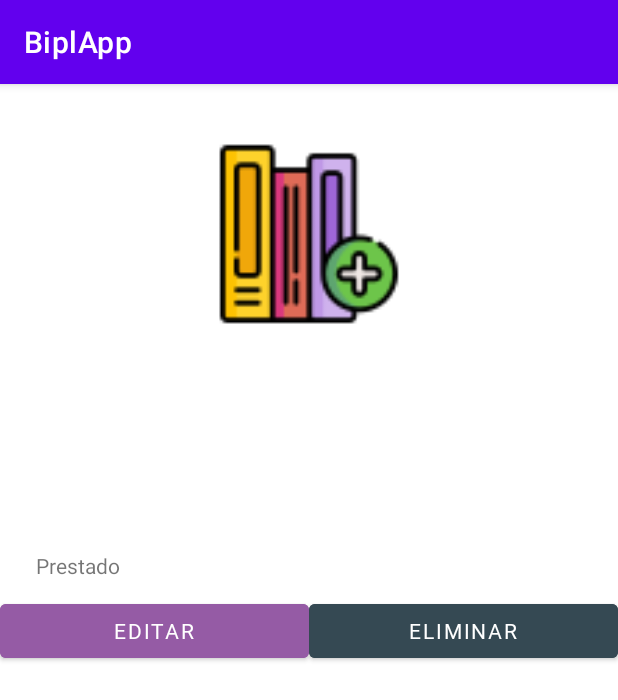
After one commit to jesanbrito/BiplApp, an Android app: the ActivityDetailBook screen opened directly, with no data from a screen before it, on a phone screen of 412 x 824 dp. The commit adds this screen. Shown: the top 700 px of the screen. Run offline under Robolectric (Android 15) with nearby library versions, the phone set to English and light mode, and no system bars; our stand-ins replace data binding; Roboto replaces fonts that are not available here; 1 statement that could not run was skipped.

Commit message:
Detalles del Libro

```diff
--- /dev/null
+++ b/app/src/main/java/co/edu/unab/tas/ejuab/biplapp/ActivityDetailBook.java
@@ -0,0 +1,17 @@
+ package co.edu.unab.tas.ejuab.biplapp;
+
+import androidx.appcompat.app.AppCompatActivity;
+import androidx.databinding.DataBindingUtil;
+
+import android.os.Bundle;
+
+import co.edu.unab.tas.ejuab.biplapp.view.activity.ActivityBookListAdmin;
+
+ public class ActivityDetailBook extends AppCompatActivity {
+
+    @Override
+    protected void onCreate(Bundle savedInstanceState) {
+        super.onCreate(savedInstanceState);
+        DataBindingUtil.setContentView(ActivityDetailBook.this,R.layout.activity_detail_book);
+    }
+}
--- a/app/src/main/java/co/edu/unab/tas/ejuab/biplapp/view/activity/ActivityAddBook.java
+++ b/app/src/main/java/co/edu/unab/tas/ejuab/biplapp/view/activity/ActivityAddBook.java
@@ -46,6 +46,7 @@ public class ActivityAddBook extends AppCompatActivity {
         super.onCreate(savedInstanceState);
 
         BookViewModel viewModel = new ViewModelProvider(ActivityAddBook.this).get(BookViewModel.class);
+        Book myBook  = (Book) getIntent().getSerializableExtra("book");
         activityAddBookBinding = DataBindingUtil.setContentView(ActivityAddBook.this, R.layout.activity_add_book);
 
         String[] textCategory = getResources().getStringArray(R.array.categorys);
--- /dev/null
+++ b/app/src/main/res/layout/activity_detail_book.xml
@@ -0,0 +1,108 @@
+<?xml version="1.0" encoding="utf-8"?>
+<layout xmlns:android="http://schemas.android.com/apk/res/android"
+    xmlns:app="http://schemas.android.com/apk/res-auto"
+    xmlns:tools="http://schemas.android.com/tools"
+    xmlns:bind="http://schemas.android.com/apk/res-auto">
+
+    <data>
+        <variable name="book" type="co.edu.unab.tas.ejuab.biplapp.model.entity.Book" />
+    </data>
+
+    <androidx.constraintlayout.widget.ConstraintLayout
+        android:layout_width="match_parent"
+        android:layout_height="match_parent"
+        tools:context=".view.activity.ProductDetailActivity">
+
+        <ImageView
+            android:id="@+id/iv_book_detail"
+            android:layout_width="match_parent"
+            android:layout_height="200dp"
+            android:layout_marginHorizontal="10dp"
+            bind:image="@{book.cover}"
+            app:layout_constraintTop_toTopOf="parent"
+            app:layout_constraintStart_toStartOf="parent"
+            app:layout_constraintEnd_toEndOf="parent"
+            android:src="@mipmap/ic_book_list_round" />
+        <TextView
+            android:id="@+id/tv_title_book_detail"
+            android:layout_width="match_parent"
+            android:layout_height="wrap_content"
+            android:textSize="24sp"
+            android:textAlignment="center"
+            android:layout_marginTop="10dp"
+            app:layout_constraintTop_toBottomOf="@+id/iv_book_detail"
+            app:layout_constraintStart_toStartOf="parent"
+            app:layout_constraintEnd_toEndOf="parent"
+            android:text="@{book.title}"/>
+
+        <TextView
+            android:id="@+id/tv_editorial_book_detail"
+            android:layout_width="match_parent"
+            android:layout_height="wrap_content"
+            android:layout_marginTop="10dp"
+            android:textAlignment="center"
+            app:layout_constraintTop_toBottomOf="@+id/tv_title_book_detail"
+            app:layout_constraintStart_toStartOf="parent"
+            app:layout_constraintEnd_toEndOf="parent"
+            android:text="@{book.editorial}"/>
+
+        <TextView
+            android:id="@+id/tv_author_book_detail"
+            android:layout_width="match_parent"
+            android:layout_height="wrap_content"
+            android:layout_marginTop="10dp"
+            android:layout_marginHorizontal="24dp"
+            app:layout_constraintTop_toBottomOf="@+id/tv_editorial_book_detail"
+            app:layout_constraintStart_toStartOf="parent"
+            app:layout_constraintEnd_toEndOf="parent"
+            android:text="@{book.author}"/>
+
+        <TextView
+            android:id="@+id/tv_status_book_detail"
+            android:layout_width="match_parent"
+            android:layout_height="wrap_content"
+            android:layout_marginTop="10dp"
+            android:layout_marginHorizontal="24dp"
+            app:layout_constraintTop_toBottomOf="@+id/tv_author_book_detail"
+            app:layout_constraintStart_toStartOf="parent"
+            app:layout_constraintEnd_toEndOf="parent"
+            android:text="@{(book.status == 1 ? `Disponible` : book.status == 2 ? `Reservado` : `Prestado`)}"/>
+
+        <Button
+            android:id="@+id/bt_edit_book"
+            android:layout_width="0dp"
+            android:layout_height="wrap_content"
+            android:layout_marginTop="10dp"
+            android:backgroundTint="#955BA5"
+            android:fontFamily="@font/sorts_mill_goudy"
+            app:layout_constraintTop_toBottomOf="@+id/tv_status_book_detail"
+            app:layout_constraintStart_toStartOf="parent"
+            app:layout_constraintEnd_toStartOf="@+id/bt_delete_book"
+            android:text="Editar"/>
+
+        <Button
+            android:id="@+id/bt_delete_book"
+            android:layout_width="0dp"
+            android:layout_height="wrap_content"
+            android:layout_marginTop="10dp"
+            android:backgroundTint="#354953"
+            android:fontFamily="@font/sorts_mill_goudy"
+            app:layout_constraintTop_toBottomOf="@+id/tv_status_book_detail"
+            app:layout_constraintStart_toEndOf="@+id/bt_edit_book"
+            app:layout_constraintEnd_toEndOf="parent"
+            android:text="Eliminar"/>
+
+       <!-- <Button
+            android:id="@+id/bt_add_cart_product"
+            android:layout_width="match_parent"
+            android:layout_height="wrap_content"
+            android:text="@string/txt_agregar_carrito"
+            app:layout_constraintStart_toStartOf="parent"
+            app:layout_constraintEnd_toEndOf="parent"
+            app:layout_constraintTop_toBottomOf="@+id/bt_edit_product"/>-->
+
+
+
+
+    </androidx.constraintlayout.widget.ConstraintLayout>
+</layout>
--- a/app/src/main/res/menu/menu_general.xml
+++ b/app/src/main/res/menu/menu_general.xml
@@ -2,6 +2,9 @@
 <menu xmlns:app="http://schemas.android.com/apk/res-auto"
     xmlns:android="http://schemas.android.com/apk/res/android">
 
+    <item
+        android:id="@+id/mi_list_book"
+        android:title="Administrar Libros" />
     <item
         android:id="@+id/mi_add_book"
         android:title="Crear Libros" />
```
Also changed, not shown: app/src/main/AndroidManifest.xml (+11 -6 lines), app/src/main/java/co/edu/unab/tas/ejuab/biplapp/view/activity/ActivityBookList.java (+9 -5 lines), app/src/main/java/co/edu/unab/tas/ejuab/biplapp/view/activity/ActivityBookListAdmin.java (added, +71 -0 lines), app/src/main/res/layout/activity_add_book.xml (+0 -12 lines), app/src/main/res/layout/activity_book_list_admin.xml (added, +41 -0 lines), app/src/main/res/layout/item_book_admin.xml (added, +80 -0 lines).
